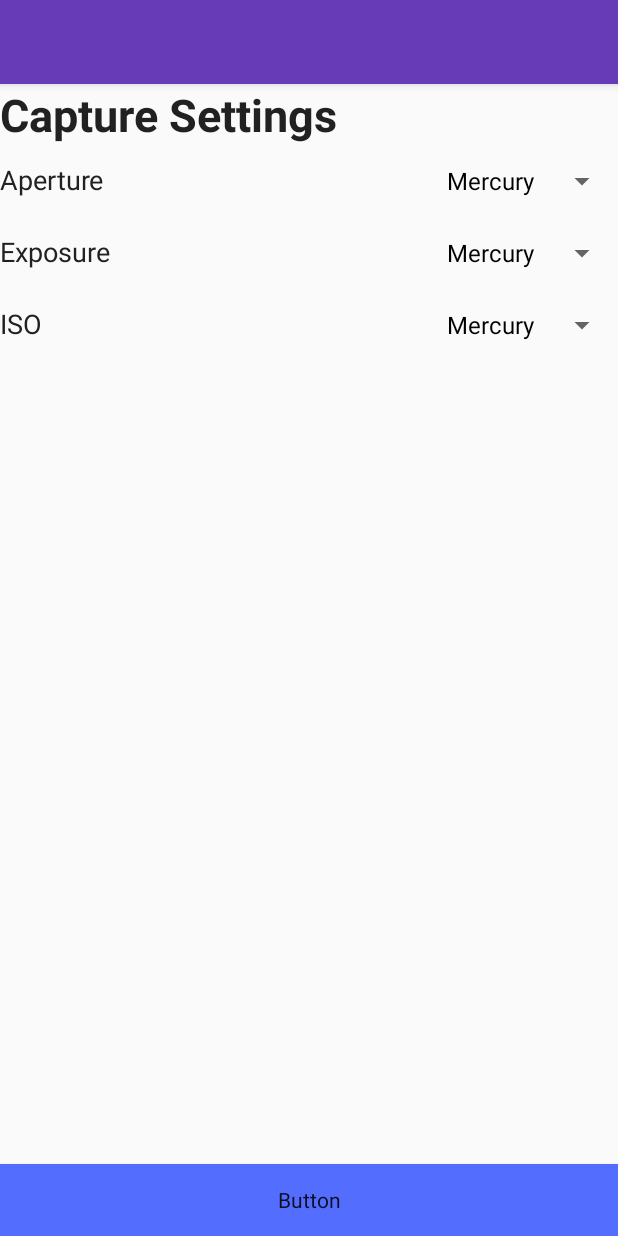
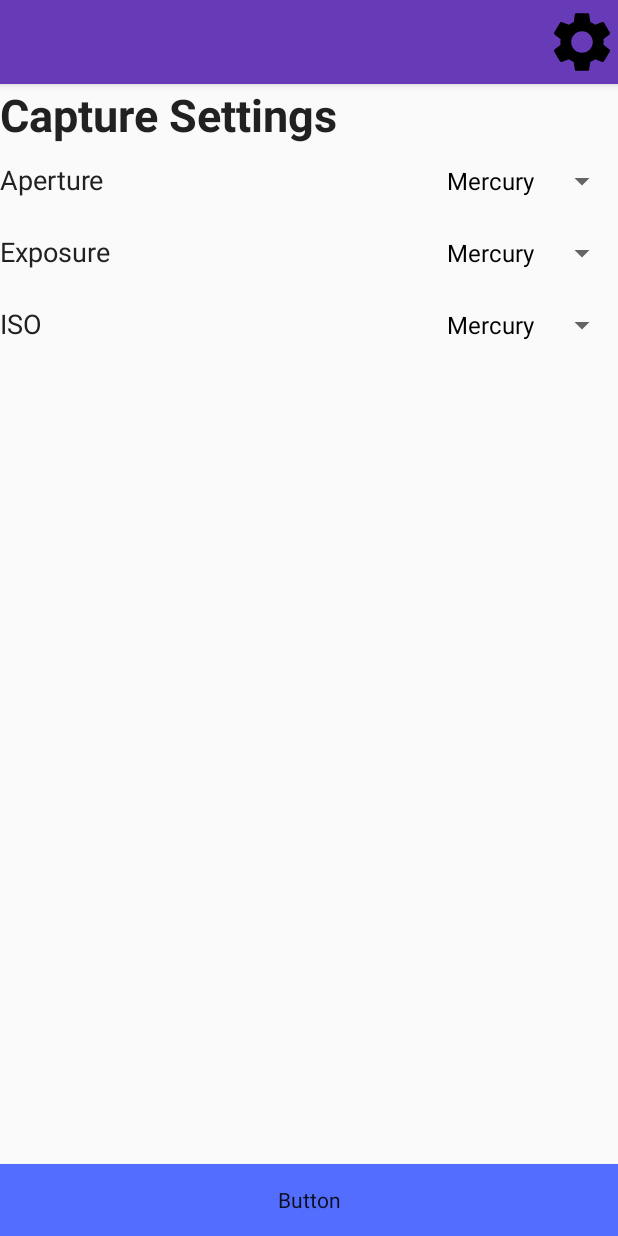
Before and after one commit to bobbutnotbob/AstroPi, an Android app: the screen it shows after launch (MainActivity), on a phone screen of 412 x 824 dp. Run offline under Robolectric (Android 15) with nearby library versions, the phone set to English and light mode, and no system bars.

Commit message:
Added settings button

```diff
--- a/app/src/main/java/com/example/astropi/MainActivity.java
+++ b/app/src/main/java/com/example/astropi/MainActivity.java
@@ -15,8 +15,8 @@ public class MainActivity extends AppCompatActivity {
     protected void onCreate(Bundle savedInstanceState) {
         super.onCreate(savedInstanceState);
         setContentView(R.layout.activity_main);
-        //Toolbar action_bar = findViewById(R.id.toolbar);
-        //setSupportActionBar(action_bar);
+        Toolbar action_bar = findViewById(R.id.action_bar);
+        setSupportActionBar(action_bar);
 
         final Spinner aperture_dropdown = findViewById(R.id.aperture_dropdown);
         final Spinner exposure_dropdown = findViewById(R.id.exposure_dropdown);
--- /dev/null
+++ b/app/src/main/res/drawable/settings24px.xml
@@ -0,0 +1,9 @@
+<vector xmlns:android="http://schemas.android.com/apk/res/android"
+    android:width="24dp"
+    android:height="24dp"
+    android:viewportWidth="24"
+    android:viewportHeight="24">
+  <path
+      android:fillColor="#FF000000"
+      android:pathData="M19.14,12.94c0.04,-0.3 0.06,-0.61 0.06,-0.94c0,-0.32 -0.02,-0.64 -0.07,-0.94l2.03,-1.58c0.18,-0.14 0.23,-0.41 0.12,-0.61l-1.92,-3.32c-0.12,-0.22 -0.37,-0.29 -0.59,-0.22l-2.39,0.96c-0.5,-0.38 -1.03,-0.7 -1.62,-0.94L14.4,2.81c-0.04,-0.24 -0.24,-0.41 -0.48,-0.41h-3.84c-0.24,0 -0.43,0.17 -0.47,0.41L9.25,5.35C8.66,5.59 8.12,5.92 7.63,6.29L5.24,5.33c-0.22,-0.08 -0.47,0 -0.59,0.22L2.74,8.87C2.62,9.08 2.66,9.34 2.86,9.48l2.03,1.58C4.84,11.36 4.8,11.69 4.8,12s0.02,0.64 0.07,0.94l-2.03,1.58c-0.18,0.14 -0.23,0.41 -0.12,0.61l1.92,3.32c0.12,0.22 0.37,0.29 0.59,0.22l2.39,-0.96c0.5,0.38 1.03,0.7 1.62,0.94l0.36,2.54c0.05,0.24 0.24,0.41 0.48,0.41h3.84c0.24,0 0.44,-0.17 0.47,-0.41l0.36,-2.54c0.59,-0.24 1.13,-0.56 1.62,-0.94l2.39,0.96c0.22,0.08 0.47,0 0.59,-0.22l1.92,-3.32c0.12,-0.22 0.07,-0.47 -0.12,-0.61L19.14,12.94zM12,15.6c-1.98,0 -3.6,-1.62 -3.6,-3.6s1.62,-3.6 3.6,-3.6s3.6,1.62 3.6,3.6S13.98,15.6 12,15.6z"/>
+</vector>
--- /dev/null
+++ b/app/src/main/res/drawable/settings48dp.xml
@@ -0,0 +1,9 @@
+<vector xmlns:android="http://schemas.android.com/apk/res/android"
+    android:width="48dp"
+    android:height="48dp"
+    android:viewportWidth="24"
+    android:viewportHeight="24">
+  <path
+      android:pathData="M19.14,12.94c0.04,-0.3 0.06,-0.61 0.06,-0.94c0,-0.32 -0.02,-0.64 -0.07,-0.94l2.03,-1.58c0.18,-0.14 0.23,-0.41 0.12,-0.61l-1.92,-3.32c-0.12,-0.22 -0.37,-0.29 -0.59,-0.22l-2.39,0.96c-0.5,-0.38 -1.03,-0.7 -1.62,-0.94L14.4,2.81c-0.04,-0.24 -0.24,-0.41 -0.48,-0.41h-3.84c-0.24,0 -0.43,0.17 -0.47,0.41L9.25,5.35C8.66,5.59 8.12,5.92 7.63,6.29L5.24,5.33c-0.22,-0.08 -0.47,0 -0.59,0.22L2.74,8.87C2.62,9.08 2.66,9.34 2.86,9.48l2.03,1.58C4.84,11.36 4.8,11.69 4.8,12s0.02,0.64 0.07,0.94l-2.03,1.58c-0.18,0.14 -0.23,0.41 -0.12,0.61l1.92,3.32c0.12,0.22 0.37,0.29 0.59,0.22l2.39,-0.96c0.5,0.38 1.03,0.7 1.62,0.94l0.36,2.54c0.05,0.24 0.24,0.41 0.48,0.41h3.84c0.24,0 0.44,-0.17 0.47,-0.41l0.36,-2.54c0.59,-0.24 1.13,-0.56 1.62,-0.94l2.39,0.96c0.22,0.08 0.47,0 0.59,-0.22l1.92,-3.32c0.12,-0.22 0.07,-0.47 -0.12,-0.61L19.14,12.94zM12,15.6c-1.98,0 -3.6,-1.62 -3.6,-3.6s1.62,-3.6 3.6,-3.6s3.6,1.62 3.6,3.6S13.98,15.6 12,15.6z"
+      android:fillColor="#000000"/>
+</vector>
--- a/app/src/main/res/layout/activity_main.xml
+++ b/app/src/main/res/layout/activity_main.xml
@@ -16,6 +16,24 @@
             android:layout_width="match_parent"
             android:layout_height="?attr/actionBarSize"
             android:background="@color/colorPrimary">
+
+            <LinearLayout
+                android:layout_width="match_parent"
+                android:layout_height="wrap_content"
+                android:orientation="horizontal">
+
+                <Space
+                    android:layout_width="0dp"
+                    android:layout_height="0dp"
+                    android:layout_weight="1"/>
+
+                <ImageButton
+                    android:layout_width="wrap_content"
+                    android:layout_height="wrap_content"
+                    android:background="@color/colorPrimary"
+                    android:src="@drawable/settings48dp" />
+
+            </LinearLayout>
 
         </androidx.appcompat.widget.Toolbar>
 
```
